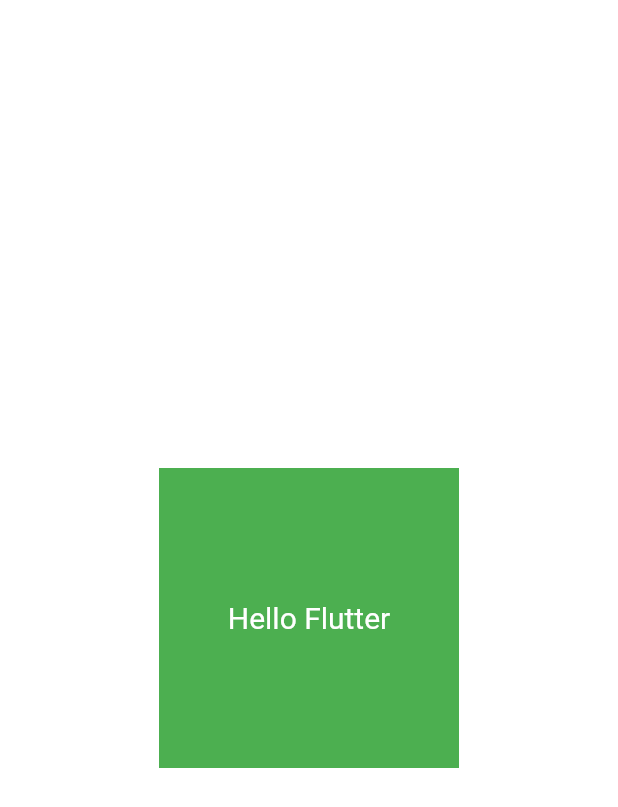
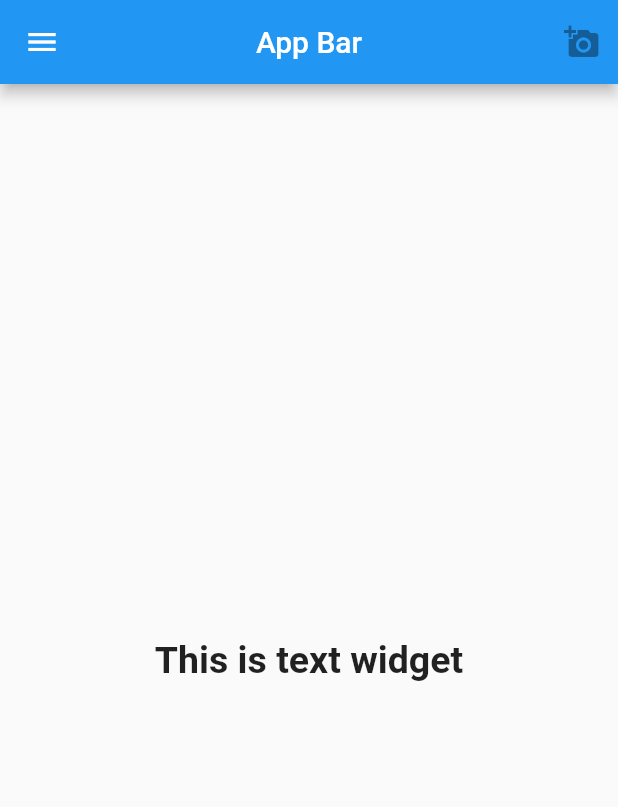
Before and after one commit to arifmia1129/flutter-widget, a Flutter app: the screen it shows after launch, on a phone screen of 412 x 824 dp. Shown: the top 807 px of the screen. Run offline on Flutter 3.47's test engine with Material 2 defaults, Android fonts, the light colour scheme and no system bars.

Commit message:
appbar and text widget

```diff
--- a/lib/main.dart
+++ b/lib/main.dart
@@ -7,16 +7,20 @@
 
   @override
   Widget build(BuildContext context) {
-    return Center(
-      child: Container(
-        alignment: Alignment.center,
-        height: 200,
-        width: 200,
-        decoration: BoxDecoration(color: Colors.green),
-        child: Text(
-          "Hello Flutter",
-          textDirection: TextDirection.ltr,
-          style: TextStyle(color: Colors.white, fontSize: 20),
+    return MaterialApp(
+      debugShowCheckedModeBanner: false,
+      home: Scaffold(
+        appBar: AppBar(
+          title: Text("App Bar"),
+          centerTitle: true,
+          leading: Icon(Icons.menu),
+          actions: [IconButton(onPressed: null, icon: Icon(Icons.add_a_photo))],
+        ),
+        body: Center(
+          child: Text(
+            "This is text widget",
+            style: TextStyle(fontSize: 25, fontWeight: FontWeight.bold),
+          ),
         ),
       ),
     );
```
